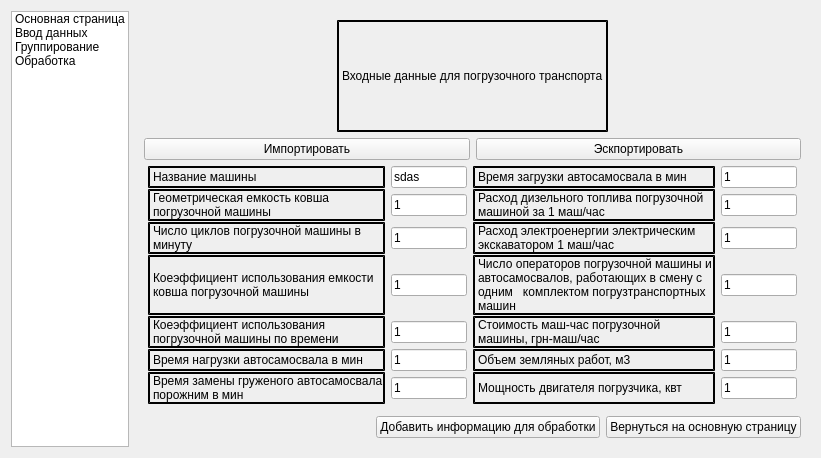
This is sources/gui/PTKMainStackForm.ui in MaxDavidenko/ptkAdvisor as Qt 5 draws it before an edit. The edited form follows.
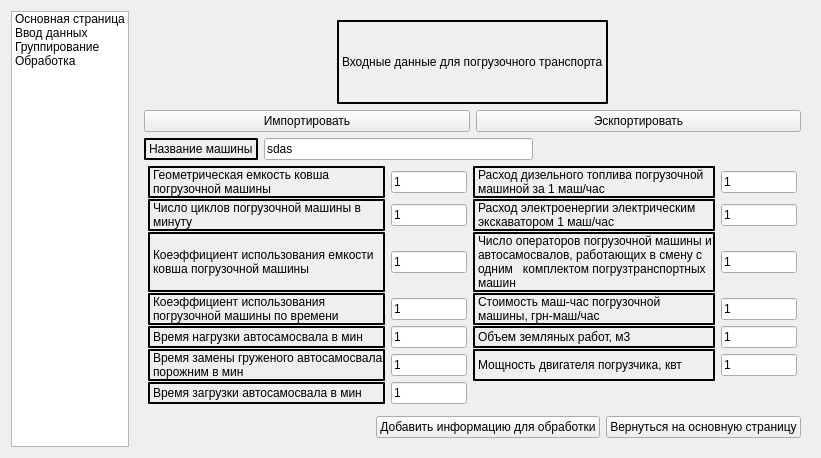
This is the edited form. The open tabs and pages were chosen to show the change.

```diff
--- a/sources/gui/PTKMainStackForm.ui
+++ b/sources/gui/PTKMainStackForm.ui
@@ -112,7 +112,41 @@
         </layout>
        </item>
        <item>
-        <layout class="QHBoxLayout" name="inputCellsVLayout">
+        <layout class="QVBoxLayout" name="verticalLayout_5">
+         <item>
+          <layout class="QHBoxLayout" name="horizontalLayout_3">
+           <item>
+            <widget class="QLabel" name="label_5">
+             <property name="text">
+              <string>Название машины</string>
+             </property>
+             <property name="wordWrap">
+              <bool>true</bool>
+             </property>
+            </widget>
+           </item>
+           <item>
+            <widget class="QLineEdit" name="machineNameLineEdit_1">
+             <property name="text">
+              <string>sdas</string>
+             </property>
+            </widget>
+           </item>
+           <item>
+            <spacer name="horizontalSpacer_5">
+             <property name="orientation">
+              <enum>Qt::Horizontal</enum>
+             </property>
+             <property name="sizeHint" stdset="0">
+              <size>
+               <width>40</width>
+               <height>20</height>
+              </size>
+             </property>
+            </spacer>
+           </item>
+          </layout>
+         </item>
          <item>
           <layout class="QGridLayout" name="inputCellsLTGridLayout" rowstretch="0,0,0,0,0,0,0" columnstretch="0,0,0,0">
            <property name="sizeConstraint">
@@ -136,31 +170,48 @@
            <property name="verticalSpacing">
             <number>1</number>
            </property>
-           <item row="4" column="0">
-            <widget class="QLabel" name="label_8">
+           <item row="6" column="0">
+            <widget class="QLabel" name="label_11">
              <property name="text">
-              <string>Коеэффициент использования погрузочной машины по времени</string>
+              <string>Время загрузки автосамосвала в мин</string>
              </property>
              <property name="wordWrap">
               <bool>true</bool>
              </property>
             </widget>
            </item>
-           <item row="6" column="1">
-            <widget class="QLineEdit" name="lineEdit_13">
+           <item row="0" column="3">
+            <widget class="QLineEdit" name="lineEdit_4">
              <property name="text">
               <string>1</string>
              </property>
             </widget>
            </item>
-           <item row="2" column="3">
+           <item row="1" column="3">
             <widget class="QLineEdit" name="lineEdit_6">
              <property name="text">
               <string>1</string>
              </property>
             </widget>
            </item>
-           <item row="5" column="0">
+           <item row="2" column="2">
+            <widget class="QLabel" name="label_14">
+             <property name="text">
+              <string>Число операторов погрузочной машины и автосамосвалов, работающих в смену c одним   комплектом погрузтранспортных машин</string>
+             </property>
+             <property name="wordWrap">
+              <bool>true</bool>
+             </property>
+            </widget>
+           </item>
+           <item row="6" column="1">
+            <widget class="QLineEdit" name="lineEdit_3">
+             <property name="text">
+              <string>1</string>
+             </property>
+            </widget>
+           </item>
+           <item row="4" column="0">
             <widget class="QLabel" name="label_9">
              <property name="text">
               <string>Время нагрузки автосамосвала в мин</string>
@@ -170,7 +221,27 @@
              </property>
             </widget>
            </item>
-           <item row="1" column="1">
+           <item row="2" column="0">
+            <widget class="QLabel" name="label_7">
+             <property name="text">
+              <string>Коеэффициент использования емкости ковша погрузочной машины</string>
+             </property>
+             <property name="wordWrap">
+              <bool>true</bool>
+             </property>
+            </widget>
+           </item>
+           <item row="1" column="0">
+            <widget class="QLabel" name="label_6">
+             <property name="text">
+              <string>Число циклов погрузочной машины в минуту</string>
+             </property>
+             <property name="wordWrap">
+              <bool>true</bool>
+             </property>
+            </widget>
+           </item>
+           <item row="0" column="1">
             <widget class="QLineEdit" name="lineEdit_2">
              <property name="inputMethodHints">
               <set>Qt::ImhDigitsOnly</set>
@@ -189,76 +260,65 @@
              </property>
             </widget>
            </item>
-           <item row="4" column="1">
+           <item row="3" column="1">
             <widget class="QLineEdit" name="lineEdit_9">
              <property name="text">
               <string>1</string>
              </property>
             </widget>
            </item>
-           <item row="3" column="3">
-            <widget class="QLineEdit" name="lineEdit_8">
-             <property name="text">
-              <string>1</string>
-             </property>
-            </widget>
-           </item>
            <item row="5" column="1">
+            <widget class="QLineEdit" name="lineEdit_13">
+             <property name="text">
+              <string>1</string>
+             </property>
+            </widget>
+           </item>
+           <item row="4" column="1">
             <widget class="QLineEdit" name="lineEdit_11">
              <property name="text">
               <string>1</string>
              </property>
             </widget>
            </item>
-           <item row="0" column="2">
-            <widget class="QLabel" name="label_11">
+           <item row="2" column="1">
+            <widget class="QLineEdit" name="lineEdit_7">
              <property name="text">
-              <string>Время загрузки автосамосвала в мин</string>
-             </property>
-             <property name="wordWrap">
-              <bool>true</bool>
-             </property>
-            </widget>
-           </item>
-           <item row="1" column="3">
-            <widget class="QLineEdit" name="lineEdit_4">
-             <property name="text">
               <string>1</string>
              </property>
             </widget>
            </item>
-           <item row="2" column="0">
-            <widget class="QLabel" name="label_6">
+           <item row="3" column="0">
+            <widget class="QLabel" name="label_8">
              <property name="text">
-              <string>Число циклов погрузочной машины в минуту</string>
+              <string>Коеэффициент использования погрузочной машины по времени</string>
              </property>
              <property name="wordWrap">
               <bool>true</bool>
              </property>
             </widget>
            </item>
-           <item row="0" column="1">
-            <widget class="QLineEdit" name="lineEdit">
-             <property name="text">
-              <string>sdas</string>
+           <item row="0" column="0">
+            <widget class="QLabel" name="label_4">
+             <property name="styleSheet">
+              <string notr="true"/>
              </property>
-            </widget>
-           </item>
-           <item row="6" column="3">
-            <widget class="QLineEdit" name="lineEdit_14">
              <property name="text">
-              <string>1</string>
+              <string>Геометрическая емкость ковша погрузочной машины</string>
              </property>
+             <property name="wordWrap">
+              <bool>true</bool>
+             </property>
             </widget>
            </item>
-           <item row="5" column="3">
-            <widget class="QLineEdit" name="lineEdit_12">
+           <item row="1" column="1">
+            <widget class="QLineEdit" name="lineEdit_5">
              <property name="text">
               <string>1</string>
              </property>
             </widget>
            </item>
-           <item row="4" column="3">
+           <item row="3" column="3">
             <widget class="QLineEdit" name="lineEdit_10">
              <property name="text">
               <string>1</string>
@@ -266,16 +326,36 @@
             </widget>
            </item>
            <item row="3" column="2">
-            <widget class="QLabel" name="label_14">
+            <widget class="QLabel" name="label_15">
              <property name="text">
-              <string>Число операторов погрузочной машины и автосамосвалов, работающих в смену c одним   комплектом погрузтранспортных машин</string>
+              <string>Cтоимость маш-час погрузочной машины, грн-маш/час</string>
              </property>
              <property name="wordWrap">
               <bool>true</bool>
              </property>
             </widget>
            </item>
-           <item row="6" column="0">
+           <item row="0" column="2">
+            <widget class="QLabel" name="label_12">
+             <property name="text">
+              <string>Расход дизельного топлива погрузочной машиной за 1 маш/час</string>
+             </property>
+             <property name="wordWrap">
+              <bool>true</bool>
+             </property>
+            </widget>
+           </item>
+           <item row="1" column="2">
+            <widget class="QLabel" name="label_13">
+             <property name="text">
+              <string>Расход электроенергии электрическим экскаватором 1 маш/час</string>
+             </property>
+             <property name="wordWrap">
+              <bool>true</bool>
+             </property>
+            </widget>
+           </item>
+           <item row="5" column="0">
             <widget class="QLabel" name="label_10">
              <property name="text">
               <string>Время замены груженого автосамосвала порожним в мин</string>
@@ -285,7 +365,14 @@
              </property>
             </widget>
            </item>
-           <item row="5" column="2">
+           <item row="2" column="3">
+            <widget class="QLineEdit" name="lineEdit_8">
+             <property name="text">
+              <string>1</string>
+             </property>
+            </widget>
+           </item>
+           <item row="4" column="2">
             <widget class="QLabel" name="label_16">
              <property name="text">
               <string>Объем земляных работ, м3</string>
@@ -295,44 +382,14 @@
              </property>
             </widget>
            </item>
-           <item row="2" column="1">
-            <widget class="QLineEdit" name="lineEdit_5">
+           <item row="4" column="3">
+            <widget class="QLineEdit" name="lineEdit_12">
              <property name="text">
               <string>1</string>
              </property>
             </widget>
            </item>
-           <item row="0" column="0">
-            <widget class="QLabel" name="label_5">
-             <property name="text">
-              <string>Название машины</string>
-             </property>
-             <property name="wordWrap">
-              <bool>true</bool>
-             </property>
-            </widget>
-           </item>
-           <item row="3" column="0">
-            <widget class="QLabel" name="label_7">
-             <property name="text">
-              <string>Коеэффициент использования емкости ковша погрузочной машины</string>
-             </property>
-             <property name="wordWrap">
-              <bool>true</bool>
-             </property>
-            </widget>
-           </item>
-           <item row="1" column="2">
-            <widget class="QLabel" name="label_12">
-             <property name="text">
-              <string>Расход дизельного топлива погрузочной машиной за 1 маш/час</string>
-             </property>
-             <property name="wordWrap">
-              <bool>true</bool>
-             </property>
-            </widget>
-           </item>
-           <item row="6" column="2">
+           <item row="5" column="2">
             <widget class="QLabel" name="label_17">
              <property name="text">
               <string>Мощность двигателя погрузчика, квт</string>
@@ -342,53 +399,13 @@
              </property>
             </widget>
            </item>
-           <item row="2" column="2">
-            <widget class="QLabel" name="label_13">
+           <item row="5" column="3">
+            <widget class="QLineEdit" name="lineEdit_14">
              <property name="text">
-              <string>Расход электроенергии электрическим экскаватором 1 маш/час</string>
-             </property>
-             <property name="wordWrap">
-              <bool>true</bool>
-             </property>
-            </widget>
-           </item>
-           <item row="4" column="2">
-            <widget class="QLabel" name="label_15">
-             <property name="text">
-              <string>Cтоимость маш-час погрузочной машины, грн-маш/час</string>
-             </property>
-             <property name="wordWrap">
-              <bool>true</bool>
-             </property>
-            </widget>
-           </item>
-           <item row="3" column="1">
-            <widget class="QLineEdit" name="lineEdit_7">
-             <property name="text">
               <string>1</string>
              </property>
             </widget>
            </item>
-           <item row="0" column="3">
-            <widget class="QLineEdit" name="lineEdit_3">
-             <property name="text">
-              <string>1</string>
-             </property>
-            </widget>
-           </item>
-           <item row="1" column="0">
-            <widget class="QLabel" name="label_4">
-             <property name="styleSheet">
-              <string notr="true"/>
-             </property>
-             <property name="text">
-              <string>Геометрическая емкость ковша погрузочной машины</string>
-             </property>
-             <property name="wordWrap">
-              <bool>true</bool>
-             </property>
-            </widget>
-           </item>
           </layout>
          </item>
         </layout>
```
Left out of the diff: 175 changed lines with no effect on the pictures.
